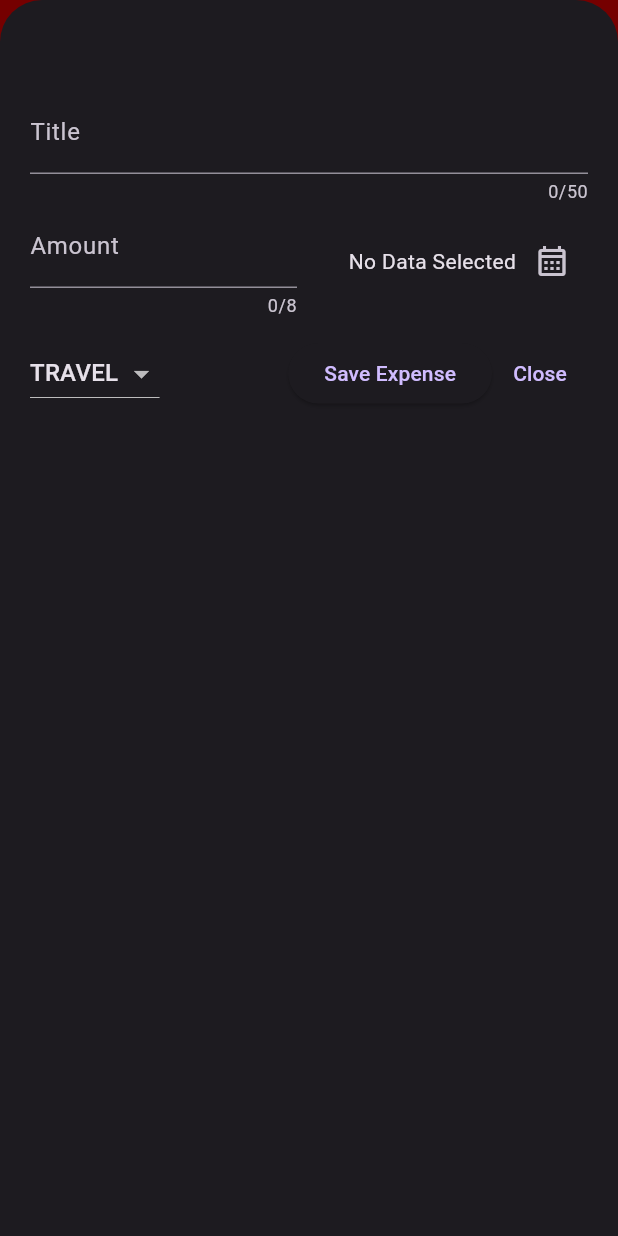
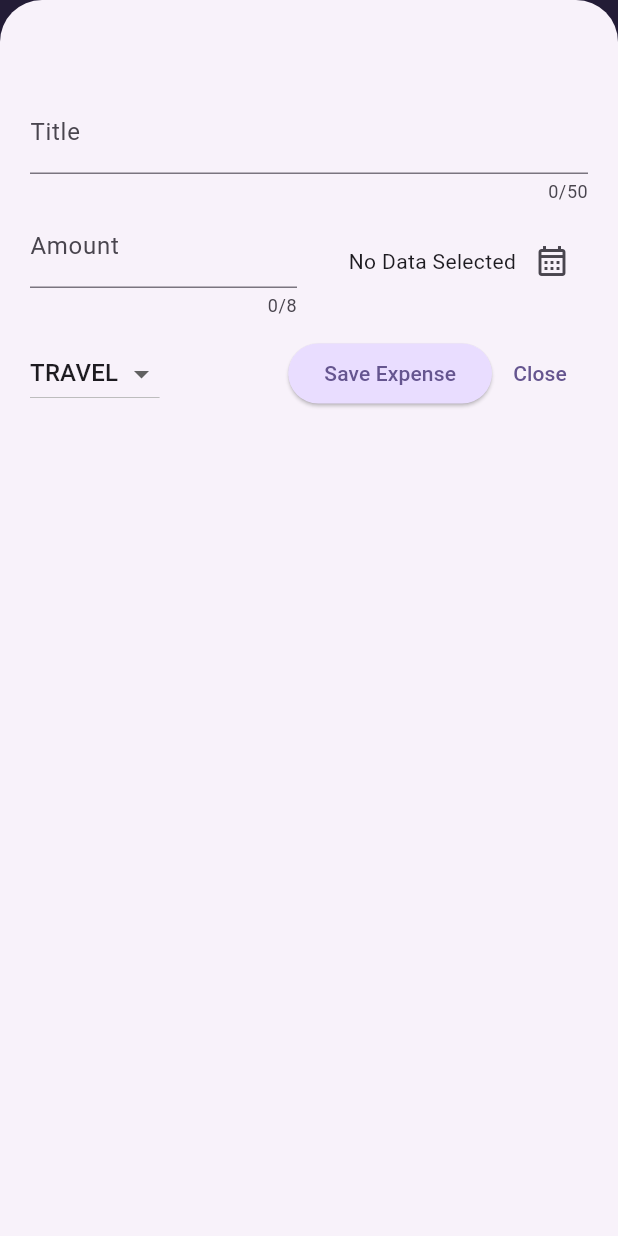
Before and after one commit to AtharvaParadkar/Expense-Tracker-App, a Flutter app: the screen it shows after launch, after a tap on the "add" icon, on a phone screen of 412 x 824 dp. Run offline on Flutter 3.47's test engine with Material 3 defaults, Android fonts, the phone set to English and light mode, and no system bars.

Commit message:
Added Color Scheme

```diff
--- a/lib/main.dart
+++ b/lib/main.dart
@@ -1,13 +1,34 @@
 import "package:expense_tracker_app/widgets/expenses.dart";
 import "package:flutter/material.dart";
+
+// var kColorScheme = ColorScheme.fromSeed(seedColor: const Color.fromARGB(255, 255, 80, 0));
+var kColorScheme =
+    ColorScheme.fromSeed(seedColor: const Color.fromARGB(255, 96, 59, 181));
 
 void main() {
   runApp(
     MaterialApp(
       home: const Expenses(),
       debugShowCheckedModeBanner: false,
-      theme: ThemeData(
-        brightness: Brightness.dark,
+      theme: ThemeData().copyWith(
+        colorScheme: kColorScheme,
+        appBarTheme: const AppBarTheme().copyWith(
+          backgroundColor: kColorScheme.onPrimaryContainer,
+          foregroundColor: kColorScheme.primaryContainer,
+        ),
+        cardTheme: CardTheme(
+          color: kColorScheme.secondaryContainer,
+          margin: const EdgeInsets.symmetric(horizontal: 16, vertical: 8),
+        ),
+        elevatedButtonTheme: ElevatedButtonThemeData(
+          style: ElevatedButton.styleFrom(
+              backgroundColor: kColorScheme.primaryContainer),
+        ),
+        textTheme: ThemeData().textTheme.copyWith(
+          titleLarge: const TextStyle(
+            fontSize: 20,
+          ),
+        ),
       ),
     ),
   );
--- a/lib/widgets/expenses.dart
+++ b/lib/widgets/expenses.dart
@@ -91,7 +91,6 @@ class _ExpensesState extends State<Expenses> {
           )
         ],
         title: const Text('Expense Tracker'),
-        backgroundColor: const Color.fromARGB(255, 255, 0, 0),
       ),
       body: Column(
         children: [
```
